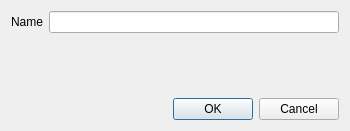
This is libs/delilah/gui/forms/CreateDataQueueDlg.ui in telefonicaid/fiware-cosmos-platform as Qt 5 draws it before an edit. The edited form follows.
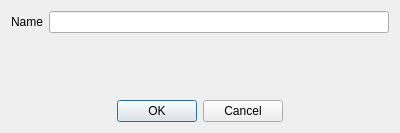
This is the edited form.

Commit message: Anna's commit. Unified dialogs.

Diff of the .ui file:
```diff
--- a/libs/delilah/gui/forms/CreateDataQueueDlg.ui
+++ b/libs/delilah/gui/forms/CreateDataQueueDlg.ui
@@ -6,8 +6,8 @@
    <rect>
     <x>0</x>
     <y>0</y>
-    <width>350</width>
-    <height>131</height>
+    <width>400</width>
+    <height>133</height>
    </rect>
   </property>
   <property name="windowTitle">
@@ -62,11 +62,48 @@
     </layout>
    </item>
    <item>
-    <widget class="QDialogButtonBox" name="buttonBox">
-     <property name="standardButtons">
-      <set>QDialogButtonBox::Cancel|QDialogButtonBox::Ok</set>
-     </property>
-    </widget>
+    <layout class="QHBoxLayout" name="buttonsHorizontalLayout">
+     <item>
+      <spacer name="buttonsLeftHorizontalSpacer">
+       <property name="orientation">
+        <enum>Qt::Horizontal</enum>
+       </property>
+       <property name="sizeHint" stdset="0">
+        <size>
+         <width>40</width>
+         <height>20</height>
+        </size>
+       </property>
+      </spacer>
+     </item>
+     <item>
+      <widget class="QPushButton" name="acceptButton">
+       <property name="text">
+        <string>OK</string>
+       </property>
+      </widget>
+     </item>
+     <item>
+      <widget class="QPushButton" name="rejectButton">
+       <property name="text">
+        <string>Cancel</string>
+       </property>
+      </widget>
+     </item>
+     <item>
+      <spacer name="buttonsRightHorizontalSpacer_2">
+       <property name="orientation">
+        <enum>Qt::Horizontal</enum>
+       </property>
+       <property name="sizeHint" stdset="0">
+        <size>
+         <width>40</width>
+         <height>20</height>
+        </size>
+       </property>
+      </spacer>
+     </item>
+    </layout>
    </item>
   </layout>
  </widget>
```
Left out of the diff: 30 changed lines with no effect on the pictures. The commit also changes 3 other files.
